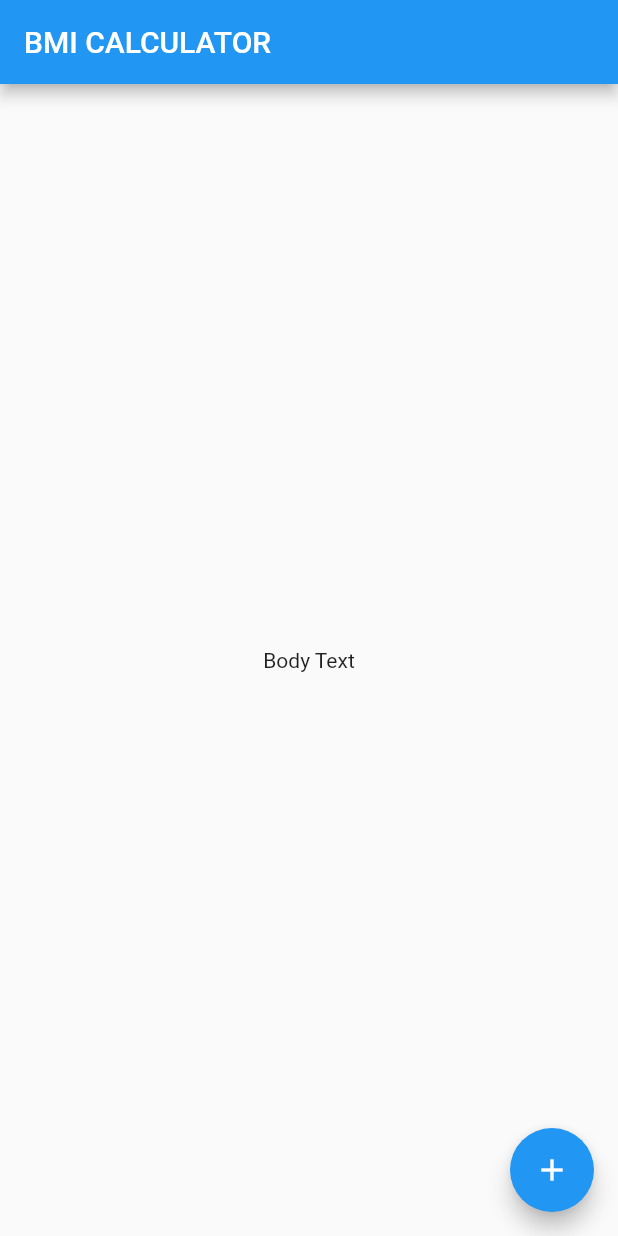
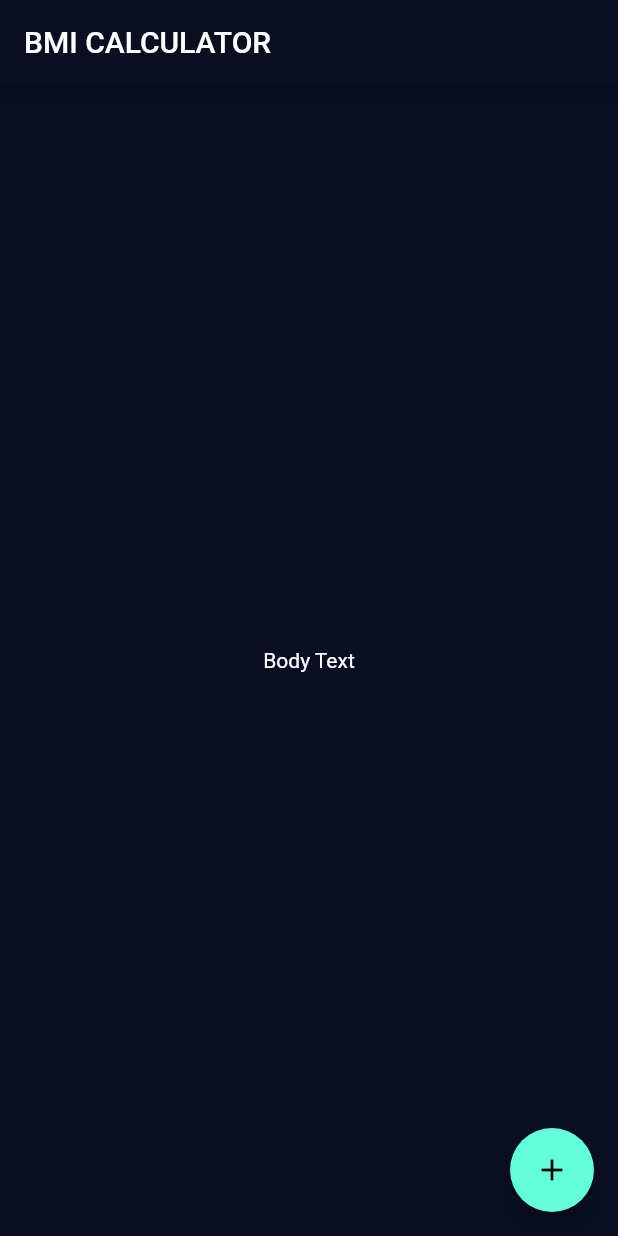
Before and after one commit to mntm/flutter-course, a Flutter app: the screen it shows after launch, on a phone screen of 412 x 824 dp. Run offline on Flutter 3.47's test engine with Material 2 defaults, Android fonts, the phone set to English and light mode, and no system bars.

Commit message:
separated in the file

```diff
--- /dev/null
+++ b/lib/input_page.dart
@@ -0,0 +1,23 @@
+import "package:flutter/material.dart";
+
+class InputPage extends StatefulWidget {
+  @override
+  _InputPageState createState() => _InputPageState();
+}
+
+class _InputPageState extends State<InputPage> {
+  @override
+  Widget build(BuildContext context) {
+    return Scaffold(
+      appBar: AppBar(
+        title: Text('BMI CALCULATOR'),
+      ),
+      body: Center(
+        child: Text('Body Text'),
+      ),
+      floatingActionButton: FloatingActionButton(
+        child: Icon(Icons.add),
+      ),
+    );
+  }
+}
--- a/lib/main.dart
+++ b/lib/main.dart
@@ -1,34 +1,17 @@
 import 'package:flutter/material.dart';
 
+import './input_page.dart';
 void main() => runApp(BMICalculator());
 
 class BMICalculator extends StatelessWidget {
   @override
   Widget build(BuildContext context) {
     return MaterialApp(
+      theme: ThemeData.dark().copyWith(
+        primaryColor: Color(0xff0a0e21),
+        scaffoldBackgroundColor:  Color(0xff0a0e21),
+      ),
       home: InputPage(),
     );
   }
 }
-
-class InputPage extends StatefulWidget {
-  @override
-  _InputPageState createState() => _InputPageState();
-}
-
-class _InputPageState extends State<InputPage> {
-  @override
-  Widget build(BuildContext context) {
-    return Scaffold(
-      appBar: AppBar(
-        title: Text('BMI CALCULATOR'),
-      ),
-      body: Center(
-        child: Text('Body Text'),
-      ),
-      floatingActionButton: FloatingActionButton(
-        child: Icon(Icons.add),
-      ),
-    );
-  }
-}
```
